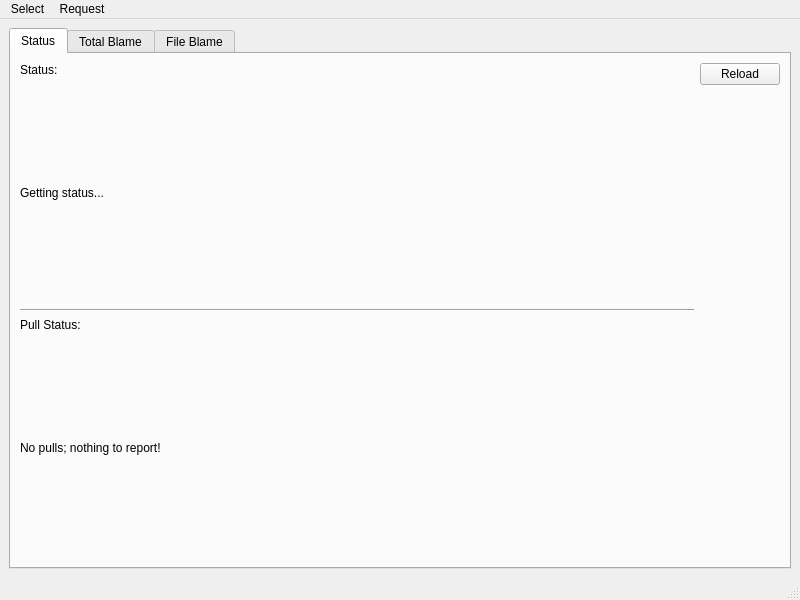
First picture: the form in GitStats/mainwindow.ui, repository TheStickLord/GitStats, before the edit.
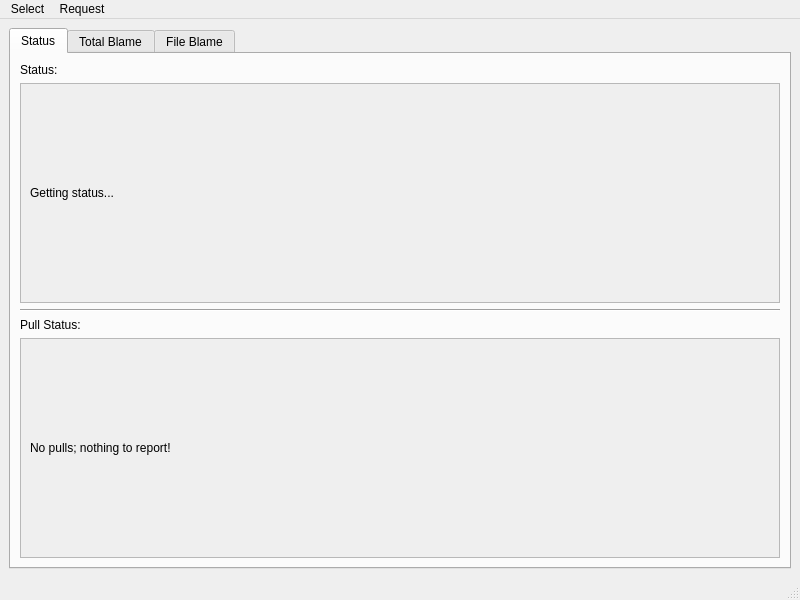
Second picture: the form after the edit.

```diff
--- a/GitStats/mainwindow.ui
+++ b/GitStats/mainwindow.ui
@@ -43,6 +43,21 @@
              </widget>
             </item>
             <item>
+             <widget class="QScrollArea" name="scrollArea_2">
+              <property name="widgetResizable">
+               <bool>true</bool>
+              </property>
+              <widget class="QWidget" name="scrollAreaWidgetContents_2">
+               <property name="geometry">
+                <rect>
+                 <x>0</x>
+                 <y>0</y>
+                 <width>746</width>
+                 <height>209</height>
+                </rect>
+               </property>
+               <layout class="QVBoxLayout" name="verticalLayout_5">
+                <item>
              <widget class="QLabel" name="Status_2">
               <property name="sizePolicy">
                <sizepolicy hsizetype="Preferred" vsizetype="Minimum">
@@ -55,6 +70,10 @@
               </property>
              </widget>
             </item>
+               </layout>
+              </widget>
+             </widget>
+            </item>
             <item>
              <widget class="Line" name="line">
               <property name="orientation">
@@ -76,6 +95,21 @@
              </widget>
             </item>
             <item>
+             <widget class="QScrollArea" name="scrollArea">
+              <property name="widgetResizable">
+               <bool>true</bool>
+              </property>
+              <widget class="QWidget" name="scrollAreaWidgetContents">
+               <property name="geometry">
+                <rect>
+                 <x>0</x>
+                 <y>0</y>
+                 <width>746</width>
+                 <height>209</height>
+                </rect>
+               </property>
+               <layout class="QVBoxLayout" name="verticalLayout_4">
+                <item>
              <widget class="QLabel" name="PullsStatus">
               <property name="sizePolicy">
                <sizepolicy hsizetype="Minimum" vsizetype="Minimum">
@@ -88,6 +122,10 @@
               </property>
              </widget>
             </item>
+               </layout>
+              </widget>
+             </widget>
+            </item>
             <item>
              <spacer name="horizontalSpacer">
               <property name="orientation">
@@ -104,34 +142,7 @@
            </layout>
           </item>
           <item>
-           <layout class="QVBoxLayout" name="verticalLayout_3">
-            <item>
-             <widget class="QPushButton" name="pushButton">
-              <property name="sizePolicy">
-               <sizepolicy hsizetype="Fixed" vsizetype="Fixed">
-                <horstretch>0</horstretch>
-                <verstretch>0</verstretch>
-               </sizepolicy>
-              </property>
-              <property name="text">
-               <string>Reload</string>
-              </property>
-             </widget>
-            </item>
-            <item>
-             <spacer name="verticalSpacer">
-              <property name="orientation">
-               <enum>Qt::Orientation::Vertical</enum>
-              </property>
-              <property name="sizeHint" stdset="0">
-               <size>
-                <width>0</width>
-                <height>40</height>
-               </size>
-              </property>
-             </spacer>
-            </item>
-           </layout>
+           <layout class="QVBoxLayout" name="verticalLayout_3"/>
           </item>
          </layout>
         </item>
```
Left out of the diff: 6 changed lines with no effect on the pictures. Lines whose indentation alone changed are shown as unchanged.
